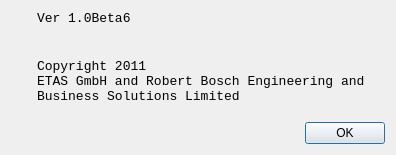
Qt form Sources/LDFEditor/AboutLDFEditor.ui (rbei-etas/busmaster) before a commit.
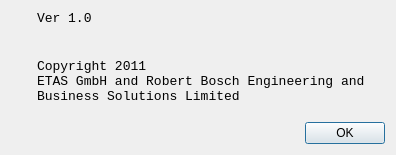
The same form after that commit. Icons and pictures are not drawn.

```diff
--- a/Sources/LDFEditor/AboutLDFEditor.ui
+++ b/Sources/LDFEditor/AboutLDFEditor.ui
@@ -61,7 +61,7 @@
         </font>
        </property>
        <property name="text">
-        <string>Ver 1.0Beta6</string>
+        <string>Ver 1.0</string>
        </property>
       </widget>
      </item>
```
